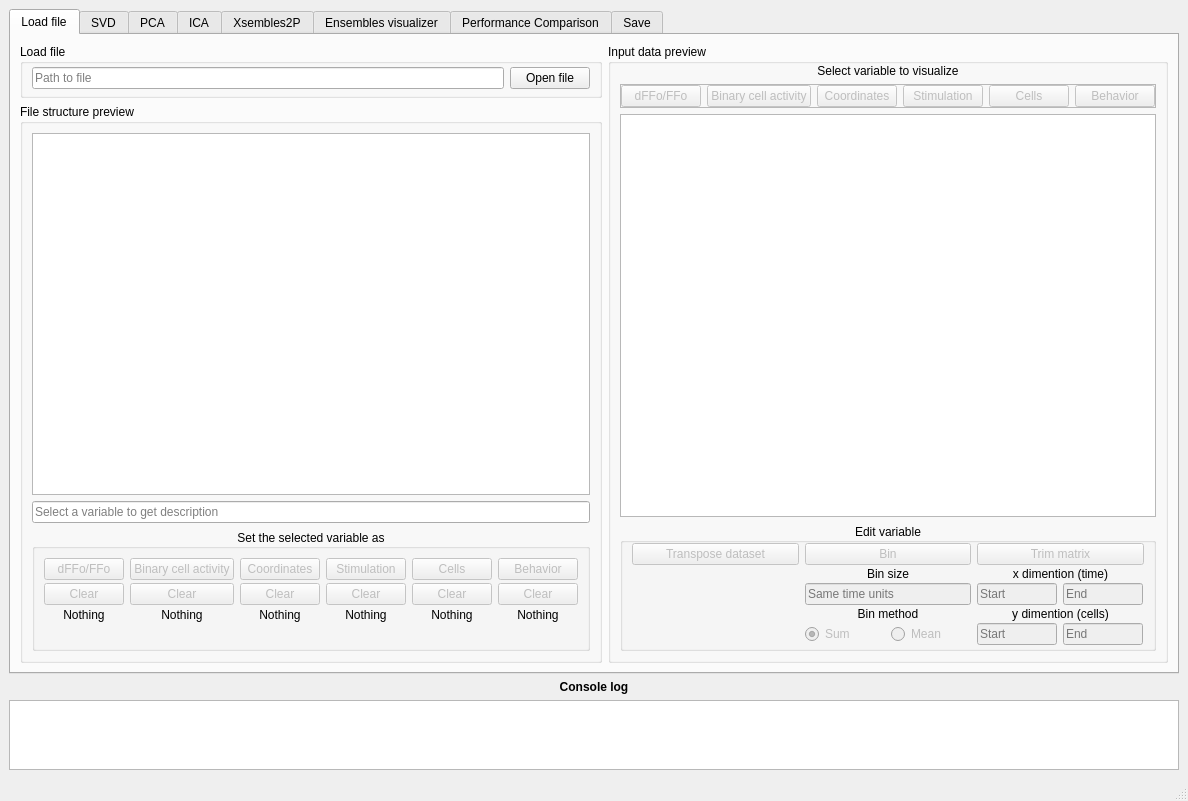
Above: gui/MainWindow.ui from rivelco/ENCORE before the change. Below: the same form after it.
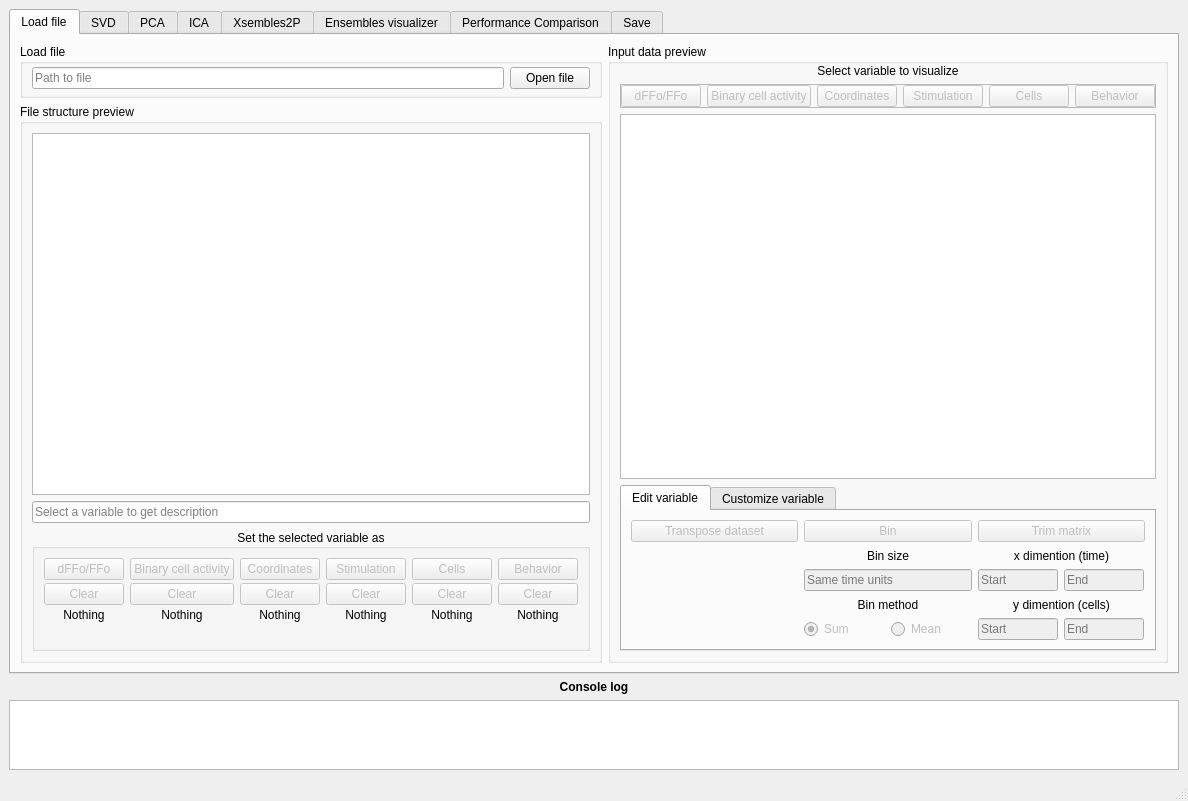
That is the form after the change. The open tabs and pages were chosen to show the change. Custom widgets are drawn as their Qt base class.

Commit message:
Added new parameters for SVD method
Added GUI elements for the csi_vec

What changed in the file:
```diff
--- a/gui/MainWindow.ui
+++ b/gui/MainWindow.ui
@@ -184,57 +184,102 @@
             </widget>
            </item>
            <item>
-            <widget class="QGroupBox" name="groupBox_5">
-             <property name="title">
+            <widget class="QTabWidget" name="tabWidget_3">
+             <property name="sizePolicy">
+              <sizepolicy hsizetype="Preferred" vsizetype="Preferred">
+               <horstretch>0</horstretch>
+               <verstretch>0</verstretch>
+              </sizepolicy>
+             </property>
+             <property name="currentIndex">
+              <number>0</number>
+             </property>
+             <widget class="QWidget" name="tab_36">
+              <attribute name="title">
               <string>Edit variable</string>
+              </attribute>
+              <layout class="QGridLayout" name="gridLayout_5">
+               <item row="3" column="1">
+                <widget class="QLabel" name="label_19">
+                 <property name="toolTip">
+                  <string>Method to use for the binning process.</string>
+                 </property>
+                 <property name="toolTipDuration">
+                  <number>5000</number>
+                 </property>
+                 <property name="text">
+                  <string>Bin method</string>
              </property>
              <property name="alignment">
               <set>Qt::AlignCenter</set>
              </property>
-             <layout class="QGridLayout" name="gridLayout_3">
+                </widget>
+               </item>
+               <item row="4" column="1">
+                <widget class="QWidget" name="widget_4" native="true">
+                 <layout class="QHBoxLayout" name="horizontalLayout_13">
+                  <property name="leftMargin">
+                   <number>0</number>
+                  </property>
               <property name="topMargin">
                <number>0</number>
               </property>
+                  <property name="rightMargin">
+                   <number>0</number>
+                  </property>
               <property name="bottomMargin">
-               <number>3</number>
-              </property>
-              <property name="verticalSpacing">
-               <number>2</number>
-              </property>
-              <item row="1" column="2">
-               <widget class="QLabel" name="label_17">
-                <property name="sizePolicy">
-                 <sizepolicy hsizetype="Minimum" vsizetype="Preferred">
-                  <horstretch>0</horstretch>
-                  <verstretch>0</verstretch>
-                 </sizepolicy>
-                </property>
+                   <number>0</number>
+                  </property>
+                  <item>
+                   <widget class="QRadioButton" name="edit_radio_sum">
+                    <property name="enabled">
+                     <bool>false</bool>
+                    </property>
+                    <property name="toolTip">
+                     <string>This option sums the values of every bin.</string>
+                    </property>
+                    <property name="toolTipDuration">
+                     <number>5000</number>
+                    </property>
                 <property name="text">
-                 <string>x dimention (time)</string>
-                </property>
-                <property name="alignment">
-                 <set>Qt::AlignCenter</set>
+                     <string>Sum</string>
+                    </property>
+                    <property name="checked">
+                     <bool>true</bool>
                 </property>
                </widget>
               </item>
-              <item row="3" column="2">
-               <widget class="QLabel" name="label_18">
-                <property name="sizePolicy">
-                 <sizepolicy hsizetype="Minimum" vsizetype="Preferred">
-                  <horstretch>0</horstretch>
-                  <verstretch>0</verstretch>
-                 </sizepolicy>
-                </property>
+                  <item>
+                   <widget class="QRadioButton" name="edit_radio_mean">
+                    <property name="enabled">
+                     <bool>false</bool>
+                    </property>
+                    <property name="toolTip">
+                     <string>This option uses the mean of each bin.</string>
+                    </property>
+                    <property name="toolTipDuration">
+                     <number>5000</number>
+                    </property>
                 <property name="text">
-                 <string>y dimention (cells)</string>
-                </property>
+                     <string>Mean</string>
+                    </property>
+                   </widget>
+                  </item>
+                 </layout>
+                </widget>
+               </item>
+               <item row="1" column="1">
+                <widget class="QLabel" name="label_16">
+                 <property name="text">
+                  <string>Bin size</string>
+                 </property>
                 <property name="alignment">
                  <set>Qt::AlignCenter</set>
                 </property>
                </widget>
               </item>
-              <item row="0" column="0">
-               <widget class="QPushButton" name="btn_edit_transpose">
+               <item row="0" column="1">
+                <widget class="QPushButton" name="edit_btn_bin">
                 <property name="enabled">
                  <bool>false</bool>
                 </property>
@@ -247,7 +292,7 @@
                  <number>5000</number>
                 </property>
                 <property name="text">
-                 <string>Transpose dataset</string>
+                  <string>Bin</string>
                 </property>
                </widget>
               </item>
@@ -296,10 +341,34 @@
                 </property>
                </widget>
               </item>
-              <item row="1" column="1">
-               <widget class="QLabel" name="label_16">
+               <item row="0" column="0">
+                <widget class="QPushButton" name="btn_edit_transpose">
+                 <property name="enabled">
+                  <bool>false</bool>
+                 </property>
+                 <property name="toolTip">
+                  <string>Transpose the dataset. It actually modifies the stored data.
+Use it to math the interpretation of your data.
+Use the axes labels as a guide.</string>
+                 </property>
+                 <property name="toolTipDuration">
+                  <number>5000</number>
+                 </property>
                 <property name="text">
-                 <string>Bin size</string>
+                  <string>Transpose dataset</string>
+                 </property>
+                </widget>
+               </item>
+               <item row="1" column="2">
+                <widget class="QLabel" name="label_17">
+                 <property name="sizePolicy">
+                  <sizepolicy hsizetype="Minimum" vsizetype="Preferred">
+                   <horstretch>0</horstretch>
+                   <verstretch>0</verstretch>
+                  </sizepolicy>
+                 </property>
+                 <property name="text">
+                  <string>x dimention (time)</string>
                 </property>
                 <property name="alignment">
                  <set>Qt::AlignCenter</set>
@@ -394,19 +463,19 @@
                 </layout>
                </widget>
               </item>
-              <item row="0" column="1">
-               <widget class="QPushButton" name="edit_btn_bin">
-                <property name="enabled">
-                 <bool>false</bool>
-                </property>
-                <property name="toolTip">
-                 <string>Bin matrix on the x axis. Usefull electrical recordings.</string>
-                </property>
-                <property name="toolTipDuration">
-                 <number>5000</number>
+               <item row="3" column="2">
+                <widget class="QLabel" name="label_18">
+                 <property name="sizePolicy">
+                  <sizepolicy hsizetype="Minimum" vsizetype="Preferred">
+                   <horstretch>0</horstretch>
+                   <verstretch>0</verstretch>
+                  </sizepolicy>
                 </property>
                 <property name="text">
-                 <string>Bin</string>
+                  <string>y dimention (cells)</string>
+                 </property>
+                 <property name="alignment">
+                  <set>Qt::AlignCenter</set>
                 </property>
                </widget>
               </item>
@@ -498,76 +567,13 @@
                 </layout>
                </widget>
               </item>
-              <item row="3" column="1">
-               <widget class="QLabel" name="label_19">
-                <property name="toolTip">
-                 <string>Method to use for the binning process.</string>
-                </property>
-                <property name="toolTipDuration">
-                 <number>5000</number>
-                </property>
-                <property name="text">
-                 <string>Bin method</string>
-                </property>
-                <property name="alignment">
-                 <set>Qt::AlignCenter</set>
-                </property>
-               </widget>
-              </item>
-              <item row="4" column="1">
-               <widget class="QWidget" name="widget_4" native="true">
-                <layout class="QHBoxLayout" name="horizontalLayout_13">
-                 <property name="leftMargin">
-                  <number>0</number>
-                 </property>
-                 <property name="topMargin">
-                  <number>0</number>
-                 </property>
-                 <property name="rightMargin">
-                  <number>0</number>
-                 </property>
-                 <property name="bottomMargin">
-                  <number>0</number>
-                 </property>
-                 <item>
-                  <widget class="QRadioButton" name="edit_radio_sum">
-                   <property name="enabled">
-                    <bool>false</bool>
-                   </property>
-                   <property name="toolTip">
-                    <string>This option sums the values of every bin.</string>
-                   </property>
-                   <property name="toolTipDuration">
-                    <number>5000</number>
-                   </property>
-                   <property name="text">
-                    <string>Sum</string>
-                   </property>
-                   <property name="checked">
-                    <bool>true</bool>
-                   </property>
-                  </widget>
-                 </item>
-                 <item>
-                  <widget class="QRadioButton" name="edit_radio_mean">
-                   <property name="enabled">
-                    <bool>false</bool>
-                   </property>
-                   <property name="toolTip">
-                    <string>This option uses the mean of each bin.</string>
-                   </property>
-                   <property name="toolTipDuration">
-                    <number>5000</number>
-                   </property>
-                   <property name="text">
-                    <string>Mean</string>
-                   </property>
-                  </widget>
-                 </item>
-                </layout>
-               </widget>
-              </item>
-             </layout>
+              </layout>
+             </widget>
+             <widget class="QWidget" name="tab_45">
+              <attribute name="title">
+               <string>Customize variable</string>
+              </attribute>
+             </widget>
             </widget>
            </item>
           </layout>
```
Left out of the diff: 75 changed lines with no effect on the pictures. Lines whose indentation alone changed are shown as unchanged. The commit also changes 2 other files.
